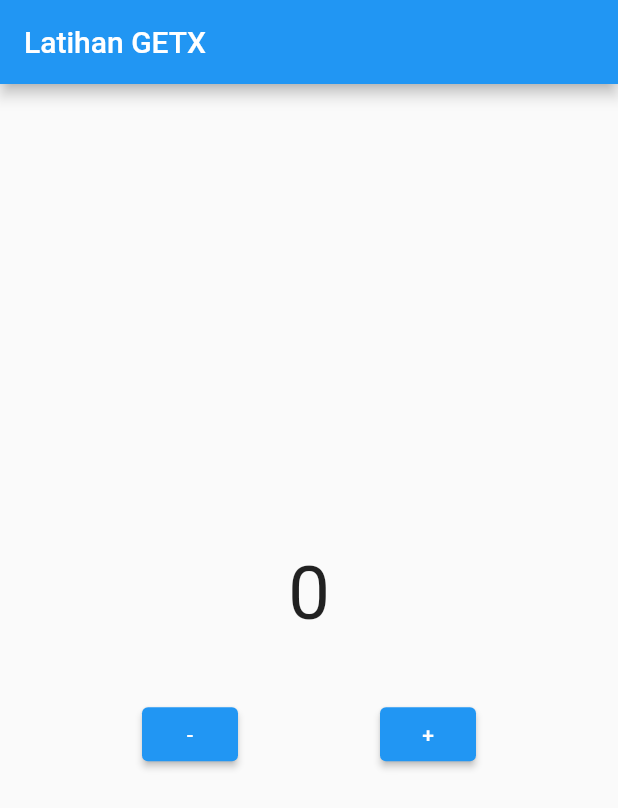
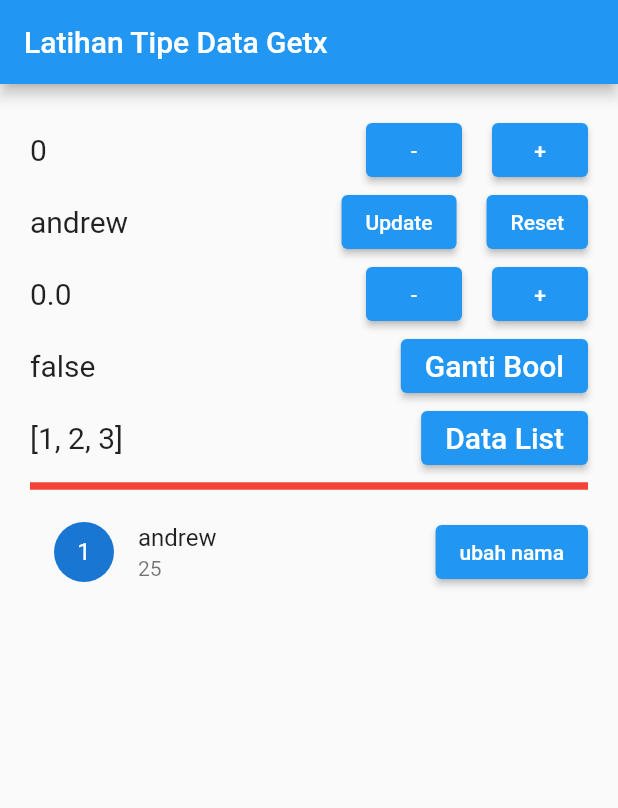
Before and after one commit to angular403/belajar_flutter, a Flutter app: the screen it shows after launch, after a tap on "Study", on a phone screen of 412 x 824 dp. Shown: the top 808 px of the screen. Run offline on Flutter 3.47's test engine with Material 2 defaults, Android fonts, the phone set to English and light mode, and no system bars; our stand-ins replace avatar_glow, convex_bottom_bar, dropdown_search, faker, get, introduction_screen.

Commit message:
latihan tipe data getx

```diff
--- /dev/null
+++ b/lib/controllers/home.controller.dart
@@ -0,0 +1,53 @@
+import 'package:get/get.dart';
+
+class HomeController extends GetxController {
+  RxInt dataInt = 0.obs;
+  RxString dataString = "andrew".obs;
+  RxDouble dataDouble = 0.0.obs;
+  RxBool dataBool = false.obs;
+  RxList dataList = [1, 2, 3].obs;
+  RxMap<String, dynamic> dataMap = <String, dynamic>{
+    "id": 1,
+    "name": "andrew",
+    "age": 25,
+  }.obs;
+  int angkaSelanjutnya = 4;
+  // void data
+
+  void ubahNamaMap() {
+    dataMap['name'] = "wiliam gans";
+  }
+
+  void ubahDataList() {
+    dataList.add(angkaSelanjutnya);
+    angkaSelanjutnya++;
+  }
+
+  void ubahBool() {
+    dataBool.toggle();
+  }
+
+  void incrementDouble() {
+    dataDouble.value++;
+  }
+
+  void decrementDouble() {
+    dataDouble.value--;
+  }
+
+  void updateData() {
+    dataString.value = "robert";
+  }
+
+  void resetData() {
+    dataString.value = "andrew";
+  }
+
+  void incrementInt() {
+    dataInt++;
+  }
+
+  void decrementInt() {
+    dataInt--;
+  }
+}
--- a/lib/pages/home_page.dart
+++ b/lib/pages/home_page.dart
@@ -33,6 +33,7 @@ import 'package:latihan_week3/pages/latihan_builder.dart';
 import 'package:latihan_week3/pages/latihan_listile.dart';
 import 'package:latihan_week3/pages/latihan_listview.dart';
 import 'package:latihan_week3/pages/ui_instagram.dart';
+import 'package:latihan_week3/study/latihanTipeData.dart';
 // import 'package:latihan_week3/study/avatar_glow.dart';
 // import 'package:latihan_week3/study/belajarFaker.dart';
 // import 'package:latihan_week3/study/barTab.dart';
@@ -173,7 +174,7 @@ class HomePage extends StatelessWidget {
                 onPressed: () {
                   Navigator.of(context).pushReplacement(
                     MaterialPageRoute(
-                      builder: (context) => LatihanGetx(),
+                      builder: (context) => LatihanTipeData(),
                     ),
                   );
                 },
--- /dev/null
+++ b/lib/study/latihanTipeData.dart
@@ -0,0 +1,161 @@
+import 'package:flutter/material.dart';
+import 'package:get/get.dart';
+import 'package:latihan_week3/controllers/home.controller.dart';
+
+class LatihanTipeData extends StatelessWidget {
+  // const LatihanTipeData({Key? key}) : super(key: key);
+  final homeC = Get.put(HomeController());
+  @override
+  Widget build(BuildContext context) {
+    return Scaffold(
+      appBar: AppBar(
+        title: Text("Latihan Tipe Data Getx"),
+      ),
+      body: ListView(
+        padding: EdgeInsets.all(20),
+        children: [
+          // Tipe Data RxInt
+          Row(
+            mainAxisAlignment: MainAxisAlignment.spaceBetween,
+            children: [
+              Obx(() => Text(
+                    "${homeC.dataInt}",
+                    style: TextStyle(fontSize: 20),
+                  )),
+              Row(
+                children: [
+                  ElevatedButton(
+                      onPressed: () {
+                        homeC.decrementInt();
+                      },
+                      child: Text("-")),
+                  SizedBox(width: 20),
+                  ElevatedButton(
+                      onPressed: () {
+                        homeC.incrementInt();
+                      },
+                      child: Text("+")),
+                ],
+              ),
+            ],
+          ),
+          // Tipe Data RxString
+          Row(
+            mainAxisAlignment: MainAxisAlignment.spaceBetween,
+            children: [
+              Obx(() => Text(
+                    "${homeC.dataString}",
+                    style: TextStyle(fontSize: 20),
+                  )),
+              Row(
+                children: [
+                  ElevatedButton(
+                      onPressed: () {
+                        homeC.updateData();
+                      },
+                      child: Text("Update")),
+                  SizedBox(width: 20),
+                  ElevatedButton(
+                      onPressed: () {
+                        homeC.resetData();
+                      },
+                      child: Text("Reset")),
+                ],
+              ),
+              // Tipe Data RxString
+            ],
+          ),
+          // TIPE DATA DOUBLE
+          Row(
+            mainAxisAlignment: MainAxisAlignment.spaceBetween,
+            children: [
+              Obx(() => Text(
+                    "${homeC.dataDouble}",
+                    style: TextStyle(fontSize: 20),
+                  )),
+              Row(
+                children: [
+                  ElevatedButton(
+                      onPressed: () {
+                        homeC.decrementDouble();
+                      },
+                      child: Text("-")),
+                  SizedBox(width: 20),
+                  ElevatedButton(
+                      onPressed: () {
+                        homeC.incrementDouble();
+                      },
+                      child: Text("+")),
+                ],
+              ),
+            ],
+          ),
+          // TIPE DATA BOOL
+          Row(
+            mainAxisAlignment: MainAxisAlignment.spaceBetween,
+            children: [
+              Obx(() => Text(
+                    "${homeC.dataBool}",
+                    style: TextStyle(fontSize: 20),
+                  )),
+              Row(
+                children: [
+                  ElevatedButton(
+                      onPressed: () {
+                        homeC.ubahBool();
+                      },
+                      child: Text(
+                        "Ganti Bool",
+                        style: TextStyle(fontSize: 20),
+                      )),
+                ],
+              ),
+            ],
+          ),
+          // TIPE DATA LIST
+          Row(
+            mainAxisAlignment: MainAxisAlignment.spaceBetween,
+            children: [
+              Obx(() => Text(
+                    "${homeC.dataList}",
+                    style: TextStyle(fontSize: 20),
+                  )),
+              Row(
+                children: [
+                  ElevatedButton(
+                      onPressed: () {
+                        homeC.ubahDataList();
+                      },
+                      child: Text(
+                        "Data List",
+                        style: TextStyle(fontSize: 20),
+                      )),
+                ],
+              ),
+            ],
+          ),
+          // TIPE DATA MAPPING
+          Divider(color: Colors.red, thickness: 5),
+          Row(
+            children: [
+              Expanded(
+                child: ListTile(
+                  leading: CircleAvatar(
+                    child: Text("${homeC.dataMap['id']}"),
+                  ),
+                  title: Text("${homeC.dataMap['name']}"),
+                  subtitle: Text("${homeC.dataMap['age']}"),
+                ),
+              ),
+              ElevatedButton(
+                  onPressed: () {
+                    homeC.ubahNamaMap();
+                  },
+                  child: Text("ubah nama"))
+            ],
+          )
+        ],
+      ),
+    );
+  }
+}
```
Also changed, not shown: lib/study/latihangetx.dart (+67 -0 lines).
